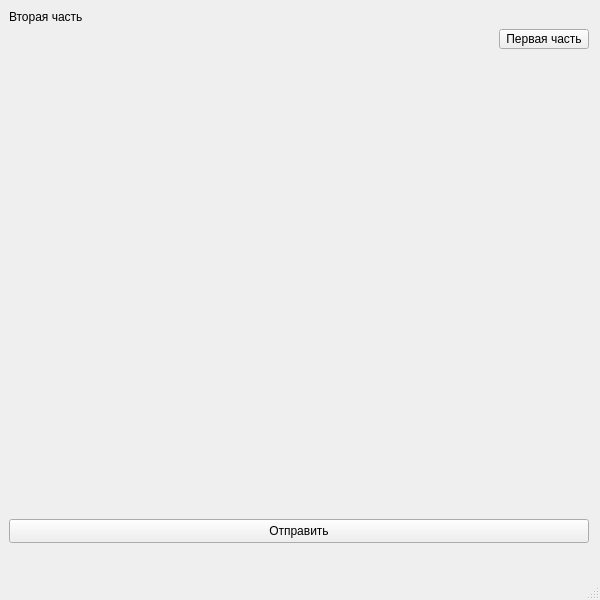
Qt form mainwindow.ui (Reklers/LED_SerialPort_Qt) before a commit.
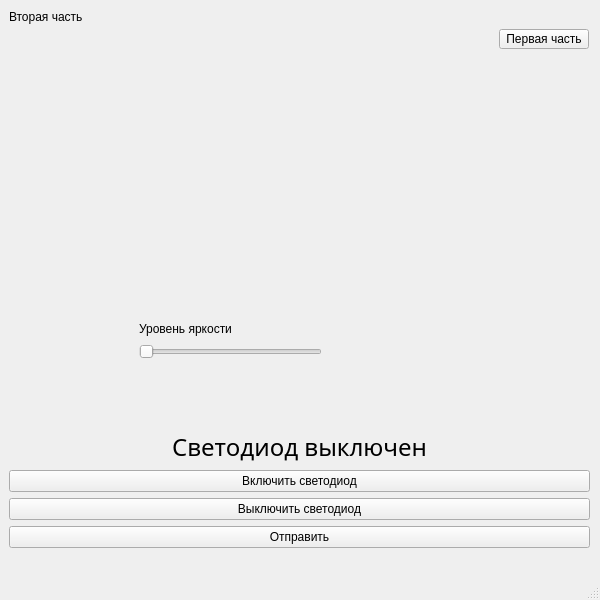
The same form after that commit. The open tabs and pages were chosen to show the change.

Commit message: Добавлено окно коммуникации и отправки pwm через слайдер

What changed in the file:
```diff
--- a/mainwindow.ui
+++ b/mainwindow.ui
@@ -198,18 +198,90 @@
          <string>Первая часть</string>
         </property>
        </widget>
-       <widget class="QPushButton" name="pushButton_3">
+       <widget class="QWidget" name="">
+        <property name="geometry">
+         <rect>
+          <x>130</x>
+          <y>310</y>
+          <width>196</width>
+          <height>40</height>
+         </rect>
+        </property>
+        <layout class="QGridLayout" name="gridLayout_3">
+         <item row="1" column="0">
+          <widget class="QSlider" name="horizontalSliderPWM">
+           <property name="autoFillBackground">
+            <bool>false</bool>
+           </property>
+           <property name="orientation">
+            <enum>Qt::Orientation::Horizontal</enum>
+           </property>
+          </widget>
+         </item>
+         <item row="1" column="2">
+          <widget class="QLabel" name="labelPWM">
+           <property name="text">
+            <string/>
+           </property>
+          </widget>
+         </item>
+         <item row="0" column="0">
+          <widget class="QLabel" name="label_pwmLED">
+           <property name="text">
+            <string>Уровень яркости</string>
+           </property>
+          </widget>
+         </item>
+        </layout>
+       </widget>
+       <widget class="QWidget" name="">
         <property name="geometry">
          <rect>
           <x>0</x>
-          <y>510</y>
-          <width>580</width>
-          <height>24</height>
+          <y>420</y>
+          <width>581</width>
+          <height>119</height>
          </rect>
         </property>
-        <property name="text">
-         <string>Отправить</string>
-        </property>
+        <layout class="QVBoxLayout" name="verticalLayout">
+         <item>
+          <widget class="QLabel" name="label_5">
+           <property name="font">
+            <font>
+             <family>Bebas Neue Cyrillic</family>
+             <pointsize>18</pointsize>
+            </font>
+           </property>
+           <property name="text">
+            <string>Светодиод выключен</string>
+           </property>
+           <property name="alignment">
+            <set>Qt::AlignmentFlag::AlignCenter</set>
+           </property>
+          </widget>
+         </item>
+         <item>
+          <widget class="QPushButton" name="pushButtonLedON_2">
+           <property name="text">
+            <string>Включить светодиод</string>
+           </property>
+          </widget>
+         </item>
+         <item>
+          <widget class="QPushButton" name="pushButtonLedOFF_2">
+           <property name="text">
+            <string>Выключить светодиод</string>
+           </property>
+          </widget>
+         </item>
+         <item>
+          <widget class="QPushButton" name="pushButtonSendData">
+           <property name="text">
+            <string>Отправить</string>
+           </property>
+          </widget>
+         </item>
+        </layout>
        </widget>
       </widget>
      </widget>
```
Left out of the diff: 53 changed lines with no effect on the pictures. The commit also changes 2 other files.
